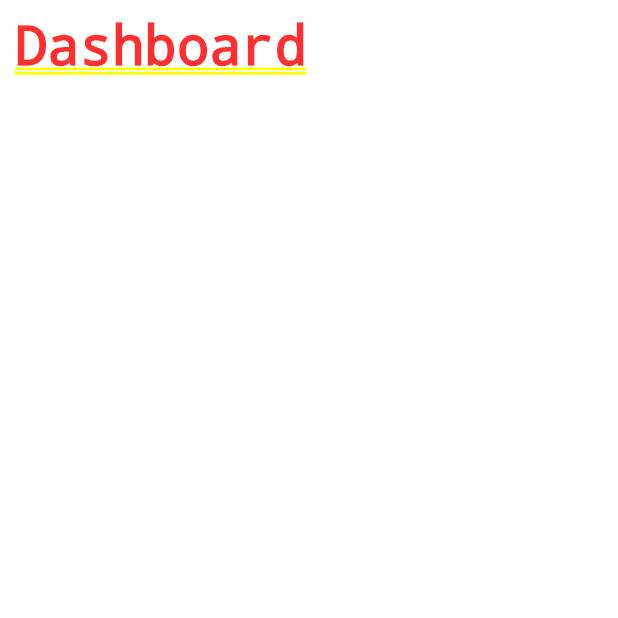
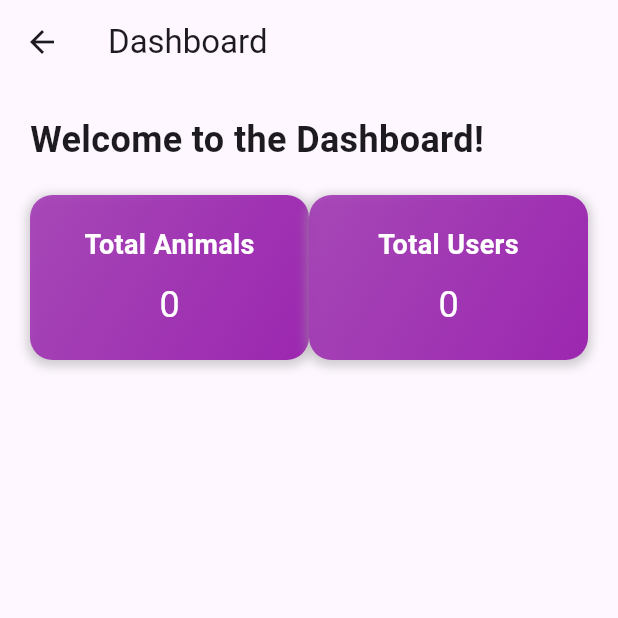
Before and after one commit to ubedsalto12/PA_Pemrograman_Mobile_Ensanim, a Flutter app: the HomePageAdmin screen opened directly, on a phone screen of 412 x 824 dp, the top half of it. Run offline on Flutter 3.47's test engine with Material 2 defaults, Android fonts, the light colour scheme and no system bars; our stand-ins replace cloud_firestore, firebase_auth, firebase_core, firebase_storage, google_sign_in, image_picker; missing offline and left inert: flutter_admin_scaffold; accounts and stored records are empty; network calls fail; statements that could not run were skipped.

Commit message:
fitur menu admin
CRUD data animals mengguanakan firestore dan firestorage

```diff
--- a/lib/admin/home_page_admin.dart
+++ b/lib/admin/home_page_admin.dart
@@ -1,6 +1,7 @@
-import 'package:ensanim/admin/side_bar_screens/CRUD_screen.dart';
+import 'package:ensanim/admin/side_bar_screens/add_animal_screen.dart';
 import 'package:ensanim/admin/side_bar_screens/dashboard_screen.dart';
 import 'package:ensanim/admin/side_bar_screens/logout_screens.dart';
+import 'package:ensanim/admin/side_bar_screens/read_animal_screen.dart';
 import 'package:ensanim/login_screeen.dart';
 import 'package:firebase_auth/firebase_auth.dart';
 import 'package:flutter_admin_scaffold/admin_scaffold.dart';
@@ -64,9 +65,14 @@ class _HomePageAdminState extends State<HomePageAdmin> {
           _selectedItem = DashBoardScreen();
         });
         break;
-      case CrudScreens.routeName:
+      case AddAnimal.routeName:
         setState(() {
-          _selectedItem = CrudScreens();
+          _selectedItem = AddAnimal();
+        });
+        break;
+      case ReadAnimal.routeName:
+        setState(() {
+          _selectedItem = ReadAnimal();
         });
         break;
       case LogoutScreen.routeName:
@@ -92,9 +98,14 @@ class _HomePageAdminState extends State<HomePageAdmin> {
             icon: Icons.dashboard,
           ),
           AdminMenuItem(
-            title: 'CRUD',
-            route: CrudScreens.routeName,
-            icon: Icons.dashboard,
+            title: 'Add Data Animal',
+            route: AddAnimal.routeName,
+            icon: Icons.add,
+          ),
+          AdminMenuItem(
+            title: 'Read Data Animal',
+            route: ReadAnimal.routeName,
+            icon: Icons.remove_red_eye,
           ),
           AdminMenuItem(
             title: 'Logout',
--- a/lib/admin/side_bar_screens/dashboard_screen.dart
+++ b/lib/admin/side_bar_screens/dashboard_screen.dart
@@ -1,22 +1,126 @@
 import 'package:flutter/material.dart';
+import 'package:cloud_firestore/cloud_firestore.dart';
 
 class DashBoardScreen extends StatelessWidget {
-  const DashBoardScreen({super.key});
-  static const String routeName = '\DashboardScreen';
+  const DashBoardScreen({Key? key}) : super(key: key);
+  static const String routeName = '/DashboardScreen';
+
   @override
   Widget build(BuildContext context) {
-    return SingleChildScrollView(
-      child: Container(
-        alignment: Alignment.topLeft,
-        padding: const EdgeInsets.all(10),
-        child: const Text(
-          'Dashboard',
-          style: TextStyle(
-            fontWeight: FontWeight.w700,
-            fontSize: 36,
+    return Scaffold(
+      appBar: AppBar(
+        title: Text('Dashboard'),
+      ),
+      body: SingleChildScrollView(
+        child: Container(
+          padding: const EdgeInsets.all(20),
+          child: Column(
+            crossAxisAlignment: CrossAxisAlignment.start,
+            children: [
+              Text(
+                'Welcome to the Dashboard!',
+                style: TextStyle(
+                  fontWeight: FontWeight.w700,
+                  fontSize: 24,
+                ),
+              ),
+              SizedBox(height: 20),
+              DashboardData(),
+            ],
           ),
         ),
       ),
     );
   }
 }
+
+class DashboardData extends StatelessWidget {
+  @override
+  Widget build(BuildContext context) {
+    return StreamBuilder<QuerySnapshot>(
+      stream: FirebaseFirestore.instance.collection('animals').snapshots(),
+      builder: (context, animalSnapshot) {
+        if (animalSnapshot.hasError) {
+          return Text('Error: ${animalSnapshot.error}');
+        }
+
+        if (animalSnapshot.connectionState == ConnectionState.waiting) {
+          return CircularProgressIndicator();
+        }
+
+        final animalCount = animalSnapshot.data!.size;
+
+        return StreamBuilder<QuerySnapshot>(
+          stream: FirebaseFirestore.instance.collection('users').snapshots(),
+          builder: (context, userSnapshot) {
+            if (userSnapshot.hasError) {
+              return Text('Error: ${userSnapshot.error}');
+            }
+
+            if (userSnapshot.connectionState == ConnectionState.waiting) {
+              return CircularProgressIndicator();
+            }
+
+            final userCount = userSnapshot.data!.size;
+
+            return Row(
+              mainAxisAlignment: MainAxisAlignment.spaceEvenly,
+              children: [
+                Expanded(
+                  child: _buildCountBox('Total Animals', animalCount.toString(), Colors.purple),
+                ),
+                Expanded(
+                  child: _buildCountBox('Total Users', userCount.toString(), Colors.purple),
+                ),
+              ],
+            );
+          },
+        );
+      },
+    );
+  }
+
+  Widget _buildCountBox(String title, String count, Color color) {
+    return Container(
+      padding: const EdgeInsets.all(20),
+      decoration: BoxDecoration(
+        borderRadius: BorderRadius.circular(15),
+        gradient: LinearGradient(
+          colors: [color.withOpacity(0.8), color],
+          begin: Alignment.topLeft,
+          end: Alignment.bottomRight,
+        ),
+        boxShadow: [
+          BoxShadow(
+            color: Colors.grey.withOpacity(0.5),
+            spreadRadius: 2,
+            blurRadius: 5,
+            offset: Offset(0, 2),
+          ),
+        ],
+      ),
+      child: Column(
+        crossAxisAlignment: CrossAxisAlignment.center,
+        children: [
+          Text(
+            title,
+            style: TextStyle(
+              color: Colors.white,
+              fontWeight: FontWeight.bold,
+              fontSize: 18,
+            ),
+          ),
+          SizedBox(height: 10),
+          Text(
+            count,
+            style: TextStyle(
+              color: Colors.white,
+              fontSize: 24,
+            ),
+          ),
+
+        ],
+      ),
+    );
+  }
+}
--- a/pubspec.yaml
+++ b/pubspec.yaml
@@ -40,6 +40,10 @@ dependencies:
   firebase_auth: ^4.12.1
   google_sign_in: ^6.1.6
   flutter_admin_scaffold: ^1.2.0
+  image_picker: ^1.0.4
+  firebase_storage: ^11.5.0
+  font_awesome_flutter: ^10.6.0
+  uuid: ^4.2.1
 
 dev_dependencies:
   flutter_test:
```
Also changed, not shown: lib/admin/side_bar_screens/CRUD_screen.dart (deleted, +0 -22 lines), lib/admin/side_bar_screens/add_animal_screen.dart (added, +155 -0 lines), lib/admin/side_bar_screens/animal_details.dart (added, +61 -0 lines), lib/admin/side_bar_screens/read_animal_screen.dart (added, +143 -0 lines), lib/admin/side_bar_screens/update_animal.dart (added, +138 -0 lines), pubspec.lock, 5 other files.
